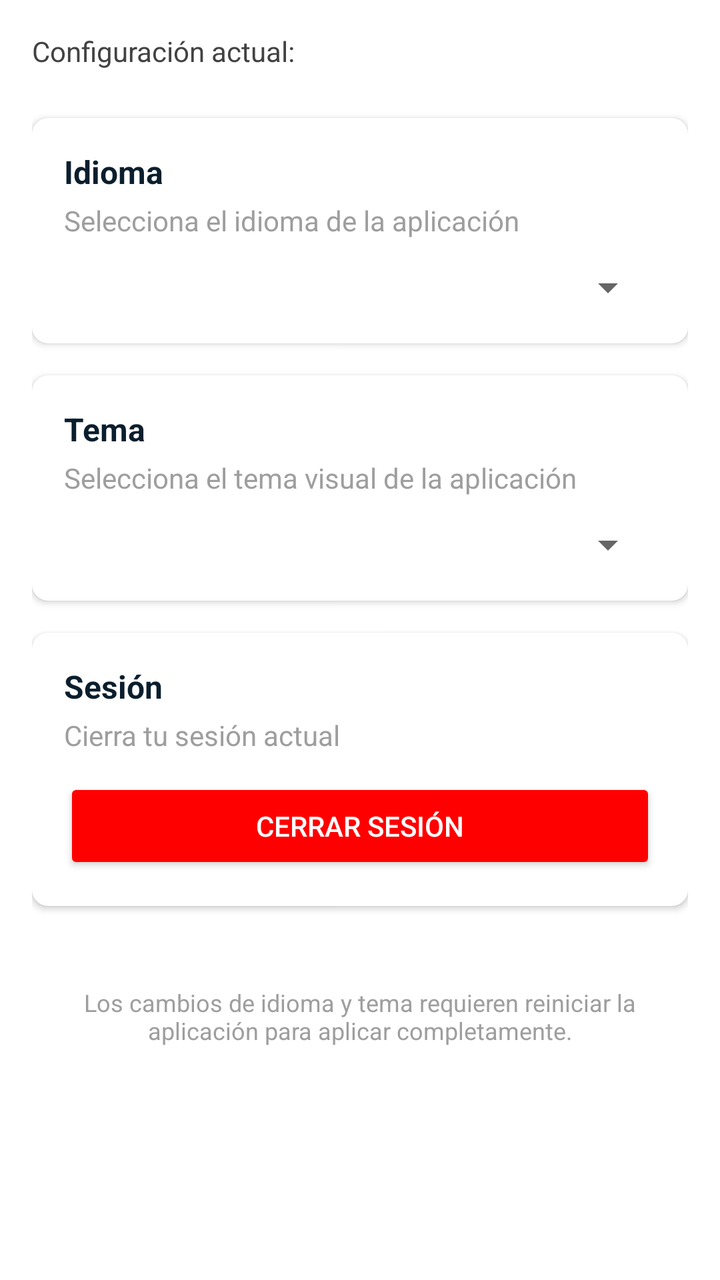
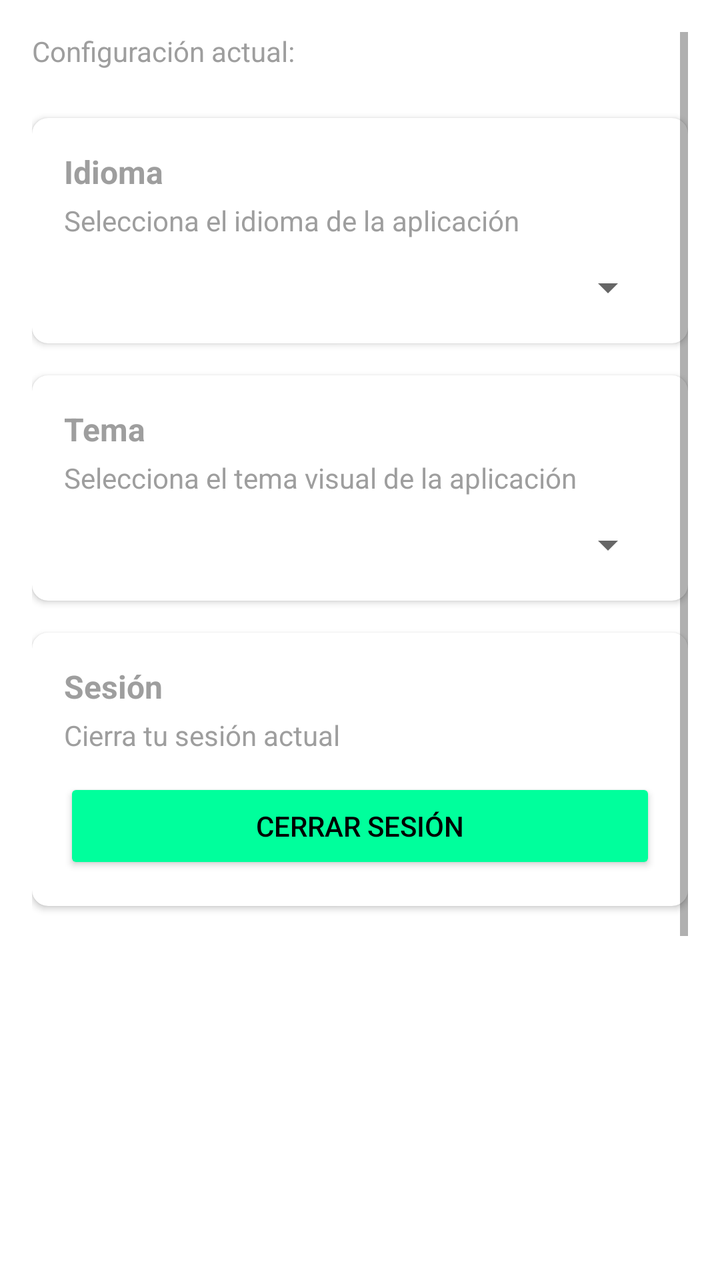

Before-and-after screenshots of an Android layout around one commit, followed by the original layout XML and the change that was made.
<!-- AndroidManifest.xml: application theme Theme.RickAndMortyTarea3 -->
<!-- res/layout/fragment_settings.xml -->
<?xml version="1.0" encoding="utf-8"?>
<ScrollView xmlns:android="http://schemas.android.com/apk/res/android"
    xmlns:app="http://schemas.android.com/apk/res-auto"
    android:layout_width="match_parent"
    android:layout_height="match_parent"
    android:padding="16dp">

    <LinearLayout
        android:layout_width="match_parent"
        android:layout_height="wrap_content"
        android:orientation="vertical">

        <TextView
            android:id="@+id/tvCurrentSettings"
            android:layout_width="match_parent"
            android:layout_height="wrap_content"
            android:layout_marginBottom="24dp"
            android:text="Configuración actual:"
            android:textSize="14sp"
            android:textColor="@color/gray_dark"
            android:lineSpacingExtra="4dp" />

        
        <com.google.android.material.card.MaterialCardView
            android:layout_width="match_parent"
            android:layout_height="wrap_content"
            app:cardCornerRadius="8dp"
            app:cardElevation="2dp"
            android:layout_marginBottom="16dp">

            <LinearLayout
                android:layout_width="match_parent"
                android:layout_height="wrap_content"
                android:orientation="vertical"
                android:padding="16dp">

                <TextView
                    android:layout_width="wrap_content"
                    android:layout_height="wrap_content"
                    android:text="Idioma"
                    android:textSize="16sp"
                    android:textStyle="bold"
                    android:textColor="@color/primary_dark" />

                <TextView
                    android:layout_width="wrap_content"
                    android:layout_height="wrap_content"
                    android:layout_marginTop="4dp"
                    android:text="Selecciona el idioma de la aplicación"
                    android:textSize="14sp"
                    android:textColor="@color/gray" />

                <Spinner
                    android:id="@+id/spinnerLanguage"
                    android:layout_width="match_parent"
                    android:layout_height="wrap_content"
                    android:layout_marginTop="12dp" />

            </LinearLayout>

        </com.google.android.material.card.MaterialCardView>

        
        <com.google.android.material.card.MaterialCardView
            android:layout_width="match_parent"
            android:layout_height="wrap_content"
            app:cardCornerRadius="8dp"
            app:cardElevation="2dp"
            android:layout_marginBottom="16dp">

            <LinearLayout
                android:layout_width="match_parent"
                android:layout_height="wrap_content"
                android:orientation="vertical"
                android:padding="16dp">

                <TextView
                    android:layout_width="wrap_content"
                    android:layout_height="wrap_content"
                    android:text="Tema"
                    android:textSize="16sp"
                    android:textStyle="bold"
                    android:textColor="@color/primary_dark" />

                <TextView
                    android:layout_width="wrap_content"
                    android:layout_height="wrap_content"
                    android:layout_marginTop="4dp"
                    android:text="Selecciona el tema visual de la aplicación"
                    android:textSize="14sp"
                    android:textColor="@color/gray" />

                <Spinner
                    android:id="@+id/spinnerTheme"
                    android:layout_width="match_parent"
                    android:layout_height="wrap_content"
                    android:layout_marginTop="12dp" />

            </LinearLayout>

        </com.google.android.material.card.MaterialCardView>

        
        <com.google.android.material.card.MaterialCardView
            android:layout_width="match_parent"
            android:layout_height="wrap_content"
            app:cardCornerRadius="8dp"
            app:cardElevation="2dp"
            android:layout_marginBottom="16dp">

            <LinearLayout
                android:layout_width="match_parent"
                android:layout_height="wrap_content"
                android:orientation="vertical"
                android:padding="16dp">

                <TextView
                    android:layout_width="wrap_content"
                    android:layout_height="wrap_content"
                    android:text="Sesión"
                    android:textSize="16sp"
                    android:textStyle="bold"
                    android:textColor="@color/primary_dark" />

                <TextView
                    android:layout_width="wrap_content"
                    android:layout_height="wrap_content"
                    android:layout_marginTop="4dp"
                    android:text="Cierra tu sesión actual"
                    android:textSize="14sp"
                    android:textColor="@color/gray" />

                <Button
                    android:id="@+id/btnLogout"
                    android:layout_width="match_parent"
                    android:layout_height="wrap_content"
                    android:layout_marginTop="12dp"
                    android:text="Cerrar Sesión"
                    android:textColor="@color/white"
                    android:backgroundTint="@color/error" />

            </LinearLayout>

        </com.google.android.material.card.MaterialCardView>

        
        <TextView
            android:layout_width="match_parent"
            android:layout_height="wrap_content"
            android:layout_marginTop="16dp"
            android:text="Los cambios de idioma y tema requieren reiniciar la aplicación para aplicar completamente."
            android:textSize="12sp"
            android:textColor="@color/gray"
            android:gravity="center"
            android:padding="8dp" />

    </LinearLayout>

</ScrollView>
<!-- resources referenced by this layout -->
<resources>
  <color name="error">#FF0000</color>
  <color name="gray">#9E9E9E</color>
  <color name="gray_dark">#424242</color>
  <color name="primary_dark">#0B1E2D</color>
  <color name="white">#FFFFFFFF</color>
  <style name="Theme.RickAndMortyTarea3" parent="Base.Theme.RickAndMortyTarea3" />
  <style name="Base.Theme.RickAndMortyTarea3" parent="Theme.MaterialComponents.DayNight.NoActionBar">
          <item name="colorPrimary">@color/purple_500</item>
          <item name="colorPrimaryVariant">@color/purple_700</item>
          <item name="colorOnPrimary">@color/white</item>
          <item name="colorSecondary">@color/teal_200</item>
          <item name="colorSecondaryVariant">@color/teal_700</item>
          <item name="colorOnSecondary">@color/black</item>
          <item name="android:statusBarColor">?attr/colorPrimaryVariant</item>
      </style>
  <color name="purple_500">#FF6200EE</color>
  <color name="purple_700">#FF3700B3</color>
  <color name="teal_200">#FF03DAC5</color>
  <color name="teal_700">#FF018786</color>
  <color name="black">#FF000000</color>
</resources>

<!-- the commit's change to res/layout/fragment_settings.xml (unified diff, before → after) -->
@@ -17,7 +17,7 @@
             android:layout_marginBottom="24dp"
             android:text="Configuración actual:"
             android:textSize="14sp"
-            android:textColor="@color/gray_dark"
+            android:textColor="@color/gray"
             android:lineSpacingExtra="4dp" />
 
         
@@ -40,7 +40,7 @@
                     android:text="Idioma"
                     android:textSize="16sp"
                     android:textStyle="bold"
-                    android:textColor="@color/primary_dark" />
+                    android:textColor="@color/gray" />
 
                 <TextView
                     android:layout_width="wrap_content"
@@ -80,7 +80,7 @@
                     android:text="Tema"
                     android:textSize="16sp"
                     android:textStyle="bold"
-                    android:textColor="@color/primary_dark" />
+                    android:textColor="@color/gray" />
 
                 <TextView
                     android:layout_width="wrap_content"
@@ -120,7 +120,7 @@
                     android:text="Sesión"
                     android:textSize="16sp"
                     android:textStyle="bold"
-                    android:textColor="@color/primary_dark" />
+                    android:textColor="@color/gray" />
 
                 <TextView
                     android:layout_width="wrap_content"
@@ -136,8 +136,8 @@
                     android:layout_height="wrap_content"
                     android:layout_marginTop="12dp"
                     android:text="Cerrar Sesión"
-                    android:textColor="@color/white"
-                    android:backgroundTint="@color/error" />
+                    android:textColor="@color/black"
+                    android:backgroundTint="@color/primary_green" />
 
             </LinearLayout>
 
@@ -148,9 +148,30 @@
             android:layout_width="match_parent"
             android:layout_height="wrap_content"
             android:layout_marginTop="16dp"
-            android:text="Los cambios de idioma y tema requieren reiniciar la aplicación para aplicar completamente."
+            android:text="⣿⣿⣿⣿⣿⣿⣿⣿⣿⣿⡇⠙⢿⣿⣿⣿⣿⣿⣿⣿⣿⣿⣿⣿⣿⣿⣿⣿⣿⣿
+⣿⣿⣿⣿⣿⣿⣿⣿⣿⣿⡇⠀⠀⠙⢿⣿⣿⣿⣿⣿⣿⣿⣿⠏⢿⣿⣿⣿⣿⣿
+⣿⣿⣿⣿⣿⣿⣿⣿⣿⣿⣿⠀⠀⠀⠀⠹⣿⣿⣿⣿⣿⠟⠁⠀⢸⣿⣿⣿⣿⣿
+⣿⣿⣿⣿⣿⣿⣿⣿⣿⣿⣿⠀⠀⠀⠀⠀⠈⢿⡿⠟⠁⠀⠀⠀⢸⣿⣿⣿⣿⣿
+⣿⣿⣿⣿⣿⣿⣿⣿⣿⣿⡟⠀⠀⠀⠀⠀⠀⠀⠀⠀⠀⠀⠀⠀⣿⣿⣿⣿⣿⣿
+⣿⣿⣿⣆⠀⠀⠈⠉⠉⠉⠁⠀⠀⣀⠠⠤⠐⠒⠢⠤⢀⠀⠀⠀⠛⠛⠛⠛⠋⣹
+⣿⣿⣿⣿⡄⠀⠀⠀⠀⠀⢀⠔⠉⠀⠀⠀⠀⠀⠀⠀⠀⠉⠂⠀⠀⠀⠀⠀⣼⣿
+⣿⣿⣿⣿⣿⡄⠀⠀⠀⡐⠁⠀⠀⠀⠀⠀⠀⠀⠀⠀⠀⠀⠀⠰⠀⠀⢀⣾⣿⣿
+⣿⣿⣿⣿⣿⠿⠀⠀⢰⠀⠀⠀⢀⣀⣀⣀⣀⡀⠀⠀⠀⠄⠀⠀⣥⠀⠻⣿⣿⣿
+⣿⡿⠟⠋⠀⠀⠀⠀⡆⠀⠀⠀⠧⠤⠀⠒⠒⢶⠒⡒⠒⠒⠒⠒⠲⡀⠀⠈⠙⠿
+⣧⣄⡀⠀⠀⠀⠀⠀⡇⠀⢀⣃⣀⣀⠀⠀⠀⠀⣆⠁⠀⣀⠠⠄⠀⢰⠀⢀⣴⣾
+⣿⣿⣿⣷⣦⡀⠀⠀⡇⠀⠈⡄⠀⠉⠀⠀⠀⢀⠃⠄⠀⠉⠀⠀⠀⡈⢰⣿⣿⣿
+⣿⣿⣿⡿⠟⠁⠀⠀⣇⠀⠀⠈⠂⠄⠤⠤⠔⠁⠀⠈⡖⠠⠤⠐⢪⠁⠈⠻⣿⣿
+⣿⡿⠋⠀⠀⠀⠀⡠⠛⠀⠀⠑⠢⠤⠄⠀⠀⠀⢇⠀⢃⠀⠒⠀⢡⠓⡀⢀⣈⣿
+⣿⣿⣶⣦⣄⡀⠸⠀⠀⠀⠀⠀⠀⠀⠀⠀⠀⠀⠈⠢⠋⠀⠀⠀⢸⢀⣿⣿⣿⣿
+⣿⣿⣿⣿⣿⠃⠀⠑⠠⡄⠀⠀⡀⠀⠀⠀⢀⣀⣀⣀⣀⡀⠀⠀⠜⠉⠻⣿⣿⣿
+⣿⣿⣿⣿⣷⣶⣶⣶⡆⢣⠀⠀⠁⠠⠒⠈⠀⠀⣿⣿⣿⠃⠉⠀⡸⢻⣿⣿⣿⣿
+⣿⣿⣿⣿⣿⣿⣿⣿⣁⣀⣦⠀⠑⠒⠀⠀⠀⣄⢹⠏⠤⠀⠀⣲⣿⣿⣿⣿⣿⣿
+⣿⣿⣿⣿⣿⣿⣿⣿⣿⣿⣿⣷⣄⠀⠀⠀⠀⠁⠀⠀⠀⣀⣼⣿⣿⣿⣿⣿⣿⣿
+⣿⣿⣿⣿⣿⣿⣿⣿⣿⣿⣿⣿⣿⡟⠐⠂⠤⠤⢤⣶⣾⣿⣿⣿⣿⣿⣿⣿⣿⣿
+⣿⣿⣿⣿⣿⣿⣿⠿⠟⠛⠋⠉⠉⠹⠢⠄⠀⠠⠚⡉⠉⠉⠛⠿⣿⣿⣿⣿⣿⣿
+⣿⣿⣿⣿⣿⣿⠃⠀⠀⠀⠀⢀⠃⠀⡆⠀⠀⠀⠀⡇⢡⠀⠀⠀⠈⣿⣿⣿⣿⣿"
             android:textSize="12sp"
-            android:textColor="@color/gray"
+            android:textColor="@color/white"
             android:gravity="center"
             android:padding="8dp" />
 
<!-- resource entries referenced after the edit -->
@@ -1,9 +1,8 @@
 <!-- resources referenced by this layout -->
 <resources>
-  <color name="error">#FF0000</color>
+  <color name="black">#FF000000</color>
   <color name="gray">#9E9E9E</color>
-  <color name="gray_dark">#424242</color>
-  <color name="primary_dark">#0B1E2D</color>
+  <color name="primary_green">#00FF9C</color>
   <color name="white">#FFFFFFFF</color>
   <style name="Theme.RickAndMortyTarea3" parent="Base.Theme.RickAndMortyTarea3" />
   <style name="Base.Theme.RickAndMortyTarea3" parent="Theme.MaterialComponents.DayNight.NoActionBar">
@@ -19,6 +18,5 @@
   <color name="purple_700">#FF3700B3</color>
   <color name="teal_200">#FF03DAC5</color>
   <color name="teal_700">#FF018786</color>
-  <color name="black">#FF000000</color>
 </resources>
 
